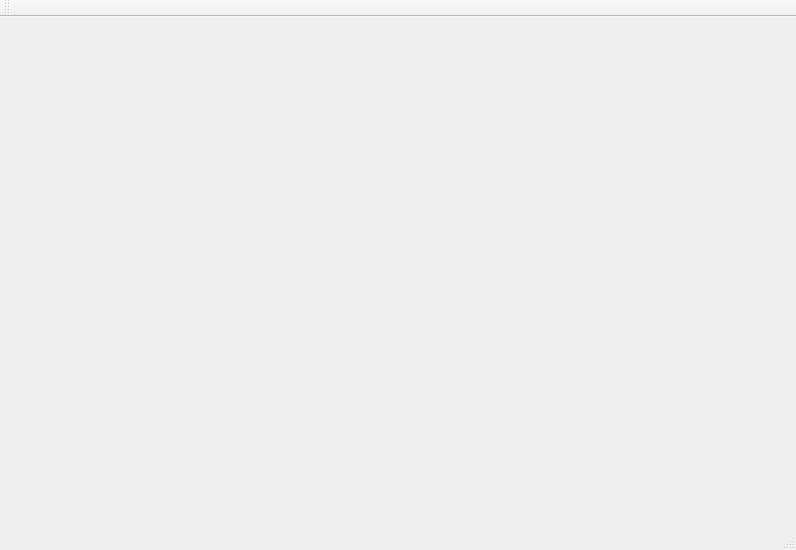
misiek02/WDS, file mainwindow.ui: the form before one commit.
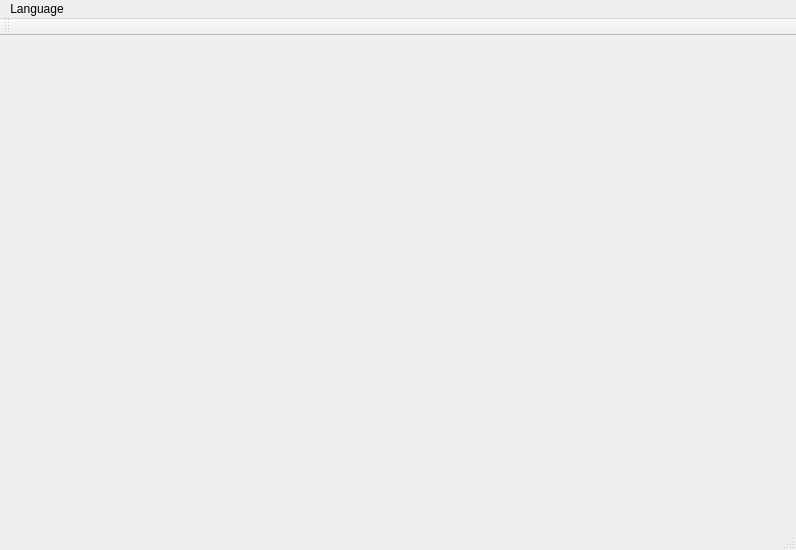
The form after the commit.

What changed in the file:
```diff
--- a/mainwindow.ui
+++ b/mainwindow.ui
@@ -20,9 +20,17 @@
      <x>0</x>
      <y>0</y>
      <width>796</width>
-     <height>22</height>
+     <height>21</height>
     </rect>
    </property>
+   <widget class="QMenu" name="menuLanguage">
+    <property name="title">
+     <string>Language</string>
+    </property>
+    <addaction name="actionGerman"/>
+    <addaction name="actionEnglish"/>
+   </widget>
+   <addaction name="menuLanguage"/>
   </widget>
   <widget class="QToolBar" name="mainToolBar">
    <attribute name="toolBarArea">
```
Left out of the diff: 10 changed lines with no effect on the pictures.
